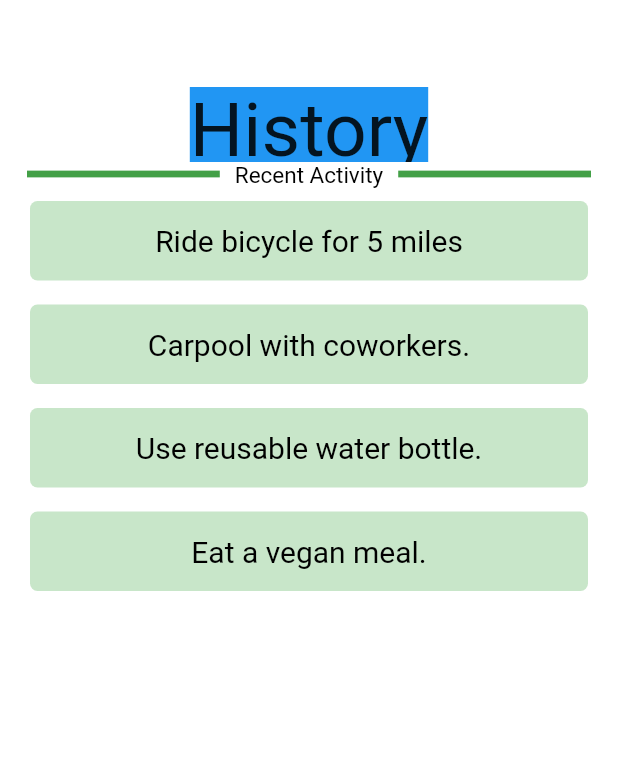
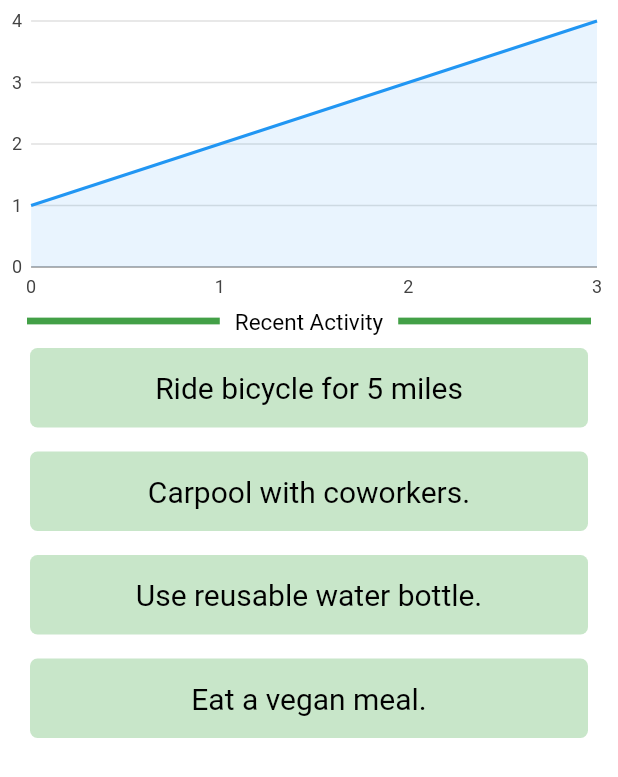
Before and after one commit to caitlinstanton/ivyhacks, a Flutter app: the HistoryScreen screen opened directly, on a phone screen of 412 x 824 dp. Shown: the top 777 px of the screen. Run offline on Flutter 3.47's test engine with Material 2 defaults, Android fonts, the phone set to English and light mode, and no system bars; our stand-ins replace charts_flutter, cloud_firestore, firebase_auth, firebase_core, flutter_icons, flutter_spinkit and 1 more; accounts and stored records are empty; network calls fail; Roboto replaces fonts that are missing (Sen).

Commit message:
Add a graph to history page

```diff
--- /dev/null
+++ b/lib/models/graph_model.dart
@@ -0,0 +1,51 @@
+import 'package:charts_flutter/flutter.dart' as charts;
+
+class Coords {
+  final double x;
+  final double y;
+
+  Coords(this.x, this.y);
+}
+
+class TimeCoords {
+  final DateTime t;
+  final double y;
+
+  TimeCoords(this.t, this.y);
+}
+
+List<charts.Series<Coords, double>> getSeriesList(List<double> data) {
+  List<Coords> coordData = [];
+  data.asMap().forEach((x, y) => coordData.add(Coords(x * 1.0, y)));
+
+  return [
+    charts.Series<Coords, double>(
+      id: 'Desktop',
+      colorFn: (_, __) => charts.MaterialPalette.blue.shadeDefault,
+      areaColorFn: (_, __) => charts.MaterialPalette.blue.shadeDefault.lighter,
+      domainFn: (Coords sales, _) => sales.x,
+      measureFn: (Coords sales, _) => sales.y,
+      data: coordData,
+    ),
+  ];
+}
+
+List<charts.Series<TimeCoords, DateTime>> getTimeSeriesListCumulative(Map<DateTime, double> data) {
+  List<TimeCoords> coordData = [];
+  double currTotal = 0;
+  for ((t,y) in data){
+    currTotal += y;
+    coordData.add(TimeCoords(t, currTotal));
+  }
+
+  return [
+    charts.Series<TimeCoords, DateTime>(
+      id: 'Desktop',
+      colorFn: (_, __) => charts.MaterialPalette.blue.shadeDefault,
+      areaColorFn: (_, __) => charts.MaterialPalette.blue.shadeDefault.lighter,
+      domainFn: (TimeCoords sales, _) => sales.t,
+      measureFn: (TimeCoords sales, _) => sales.y,
+      data: coordData,
+    ),
+  ];
+}
--- /dev/null
+++ b/lib/screens/history_screen/components/graph.dart
@@ -0,0 +1,37 @@
+//Adapted from https://google.github.io/charts/flutter/example/line_charts/stacked_area_custom_color
+
+import 'package:charts_flutter/flutter.dart' as charts;
+import 'package:flutter/material.dart';
+
+class StackedAreaCustomColorLineChart extends StatelessWidget {
+  final List<charts.Series> seriesList;
+  final bool animate;
+  final height;
+  final width;
+
+  StackedAreaCustomColorLineChart(this.seriesList,
+      {this.width, this.height, this.animate});
+
+  // /// Creates a [LineChart] with sample data and no transition.
+  // factory StackedAreaCustomColorLineChart.withSampleData() {
+  //   return new StackedAreaCustomColorLineChart(
+  //     _createSampleData(),
+  //     // Disable animations for image tests.
+  //     animate: true,
+  //   );
+  // }
+
+  @override
+  Widget build(BuildContext context) {
+    return Container(
+      height: height ?? 200,
+      width: width ?? 200,
+      child: charts.LineChart(seriesList,
+          defaultRenderer: charts.LineRendererConfig(
+            includeArea: true,
+            stacked: true,
+          ),
+          animate: animate),
+    );
+  }
+}
--- a/lib/screens/history_screen/history_screen.dart
+++ b/lib/screens/history_screen/history_screen.dart
@@ -1,7 +1,9 @@
 import 'package:flutter/material.dart';
 import 'package:ivyhack/components/item_card.dart';
 import 'package:ivyhack/models/constants.dart';
+import 'package:ivyhack/models/graph_model.dart';
 import 'package:ivyhack/models/text.dart';
+import 'package:ivyhack/screens/history_screen/components/graph.dart';
 
 class HistoryScreen extends StatefulWidget {
   @override
@@ -11,26 +13,17 @@ class HistoryScreen extends StatefulWidget {
 class _HistoryScreenState extends State<HistoryScreen> {
   @override
   Widget build(BuildContext context) {
+    Size screen = MediaQuery.of(context).size;
     return Scaffold(
       backgroundColor: Colors.white,
       body: Center(
         child: Column(
           children: [
-            // TODO: To be replaced by graph
-            Padding(
-              padding: const EdgeInsets.only(top: 58.0),
-              child: Container(
-                color: Colors.blue,
-                height: 50,
-                child: Text(
-                  "History",
-                  style: TextStyle(
-                    fontSize: 50,
-                  ),
-                ),
-              ),
+            StackedAreaCustomColorLineChart(
+              getSeriesList([1, 2, 3, 4]),
+              width: screen.width,
+              height: screen.height * 0.25,
             ),
-
             Stack(
               children: [
                 Padding(
@@ -39,7 +32,7 @@ class _HistoryScreenState extends State<HistoryScreen> {
                 ),
                 Center(
                   child: Container(
-                    padding: EdgeInsets.symmetric(horizontal:10.0),
+                    padding: EdgeInsets.symmetric(horizontal: 10.0),
                     child: SenText("Recent Activity"),
                     color: Colors.white,
                   ),
--- a/pubspec.yaml
+++ b/pubspec.yaml
@@ -36,6 +36,7 @@ dependencies:
   flutter_spinkit: ^4.1.2+1
   firebase_core: ^0.5.0
   provider: ^4.3.2+2
+  charts_flutter: ^0.9.0
 
 dev_dependencies:
   flutter_test:
```
Also changed, not shown: pubspec.lock.
